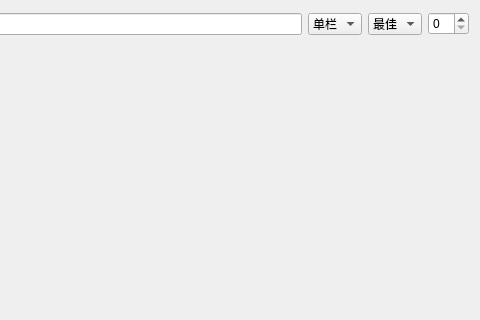
Xt-creat/OpticalMagneticNavigation, file src/Qt_Interface/src/mainwindow.ui: the form before one commit; both pictures show x 520 to 1000 and y 0 to 320 of the 1000 by 700 pixel window.
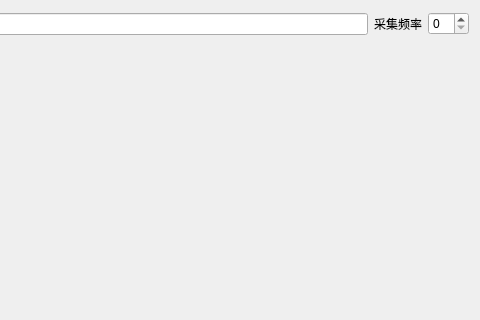
The form after the commit.

The edit to the form file:
```diff
--- a/src/Qt_Interface/src/mainwindow.ui
+++ b/src/Qt_Interface/src/mainwindow.ui
@@ -40,31 +40,10 @@
        <widget class="QLineEdit" name="m_DisplaySavePathLineEdit"/>
       </item>
       <item>
-       <widget class="QComboBox" name="m_DisplayModeComboBox">
-        <item>
-         <property name="text">
-          <string>单栏</string>
-         </property>
-        </item>
-        <item>
-         <property name="text">
-          <string>双栏</string>
-         </property>
-        </item>
-       </widget>
-      </item>
-      <item>
-       <widget class="QComboBox" name="m_SizeComboBox">
-        <item>
-         <property name="text">
-          <string>最佳</string>
-         </property>
-        </item>
-        <item>
-         <property name="text">
-          <string>全屏</string>
-         </property>
-        </item>
+       <widget class="QLabel" name="m_SampleFreqLabel">
+        <property name="text">
+         <string>采集频率</string>
+        </property>
        </widget>
       </item>
       <item>
```
